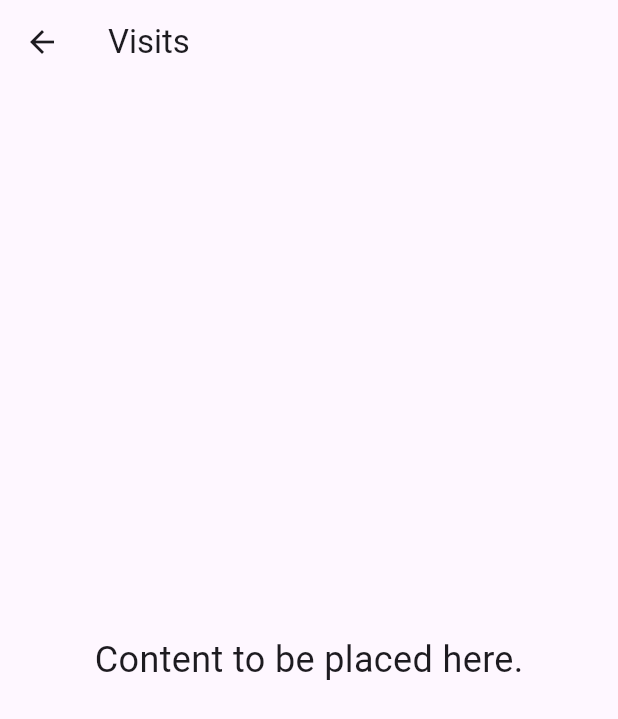
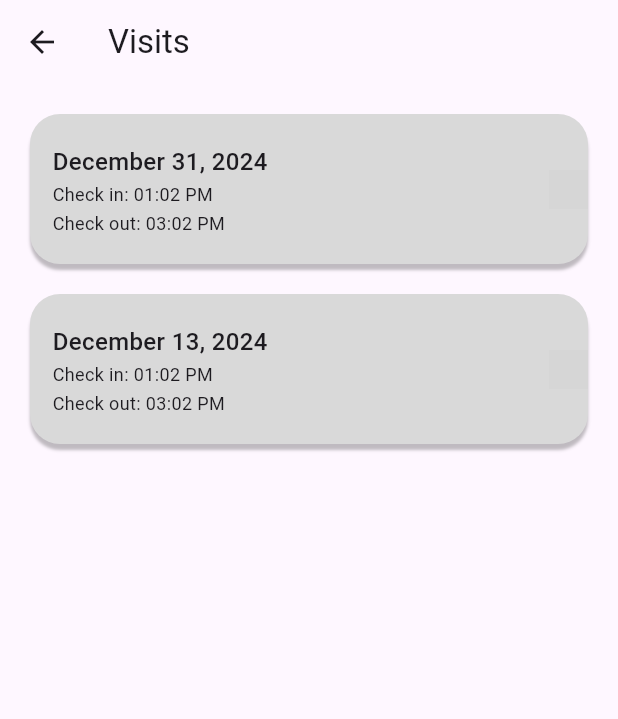
Before and after one commit to mcla-project/mcl_user, a Flutter app: the VisitsPage screen opened directly, on a phone screen of 412 x 824 dp. Shown: the top 719 px of the screen. Run offline on Flutter 3.47's test engine with Material 3 defaults, Android fonts, the phone set to English and light mode, and no system bars; our stand-ins replace flutter_rating_bar; grey boxes are pictures that could not be loaded.

Commit message:
[feature] visits page integrated

```diff
--- a/lib/pages/profile_page/visits.dart
+++ b/lib/pages/profile_page/visits.dart
@@ -3,17 +3,95 @@ import 'package:flutter/material.dart';
 class VisitsPage extends StatelessWidget {
   const VisitsPage({super.key});
 
-  @override
+@override
   Widget build(BuildContext context) {
     return Scaffold(
       appBar: AppBar(
         title: const Text('Visits'),
       ),
-      body: const Center(
-        child: Text(
-          'Content to be placed here.',
-          style: TextStyle(fontSize: 24),
-        ),
+      body: ListView(
+        padding: const EdgeInsets.all(20),
+        children: <Widget>[
+          visitItem(
+            date: "December 31, 2024",
+            checkIn: "01:02 PM",
+            checkOut: "03:02 PM",
+            iconPath: 'assets/icon.png',
+          ),
+          visitItem(
+            date: "December 13, 2024",
+            checkIn: "01:02 PM",
+            checkOut: "03:02 PM",
+            iconPath: 'assets/icon.png',
+          ),
+          // Add more visit items here if needed
+        ],
+      ),
+    );
+  }
+
+  Widget visitItem({required String date, required String checkIn, required String checkOut, required String iconPath}) {
+    return Container(
+      margin: const EdgeInsets.only(bottom: 20),
+      height: 100,
+      decoration: BoxDecoration(
+        color: const Color(0xFFD9D9D9),
+        borderRadius: BorderRadius.circular(20),
+        boxShadow: const [
+          BoxShadow(
+            color: Color(0x3F000000),
+            blurRadius: 1,
+            offset: Offset(0, 4),
+            spreadRadius: 0,
+          ),
+        ],
+      ),
+      child: Row(
+        mainAxisAlignment: MainAxisAlignment.spaceBetween,
+        children: [
+          Padding(
+            padding: const EdgeInsets.only(left: 15.0, top: 20.0),
+            child: Column(
+              crossAxisAlignment: CrossAxisAlignment.start,
+              mainAxisAlignment: MainAxisAlignment.start,
+              children: [
+                Text(
+                  date,
+                  style: const TextStyle(
+                    fontSize: 16,
+                    fontWeight: FontWeight.w500,
+                  ),
+                ),
+                const SizedBox(height: 2),
+                Text(
+                  "Check in: $checkIn",
+                  style: const TextStyle(
+                    fontSize: 12,
+                    fontWeight: FontWeight.w400,
+                  ),
+                ),
+                const SizedBox(height: 2),
+                Text(
+                  "Check out: $checkOut",
+                  style: const TextStyle(
+                    fontSize: 12,
+                    fontWeight: FontWeight.w400,
+                  ),
+                ),
+              ],
+            ),
+          ),
+          Container(
+            width: 26,
+            height: 26,
+            decoration: BoxDecoration(
+              image: DecorationImage(
+                image: AssetImage(iconPath),
+                fit: BoxFit.fill,
+              ),
+            ),
+          ),
+        ],
       ),
     );
   }
```
